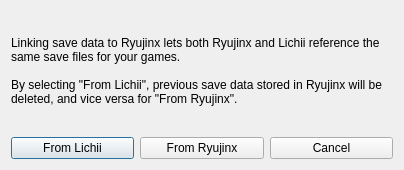
First picture: the form in src/lichii/ryujinx_dialog.ui, repository ddddng/Lichii, before the edit.
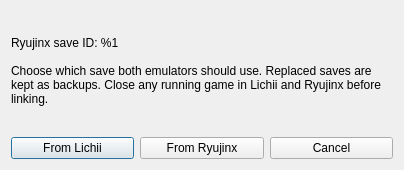
Second picture: the form after the edit.

Commit message: qt: preserve saves and select the right Ryujinx save when linking

Patch:
```diff
--- a/src/lichii/ryujinx_dialog.ui
+++ b/src/lichii/ryujinx_dialog.ui
@@ -23,9 +23,9 @@
       </sizepolicy>
      </property>
      <property name="text">
-      <string>Linking save data to Ryujinx lets both Ryujinx and Lichii reference the same save files for your games.
+      <string>Ryujinx save ID: %1
 
-By selecting &quot;From Lichii&quot;, previous save data stored in Ryujinx will be deleted, and vice versa for &quot;From Ryujinx&quot;.</string>
+Choose which save both emulators should use. Replaced saves are kept as backups. Close any running game in Lichii and Ryujinx before linking.</string>
      </property>
      <property name="wordWrap">
       <bool>true</bool>
```
The commit also changes 11 other files.
